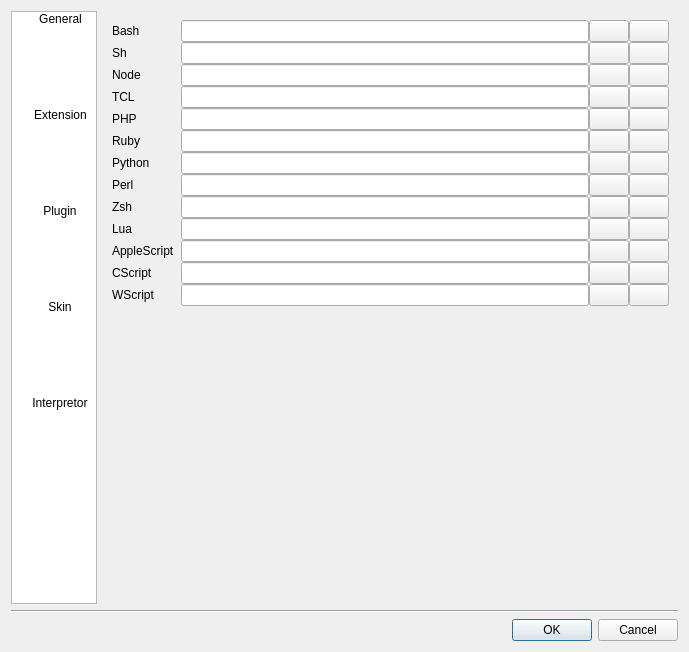
First picture: the form in src/app/derfla/commonui/preferencedialog.ui, repository missdeer/derfla, before the edit.
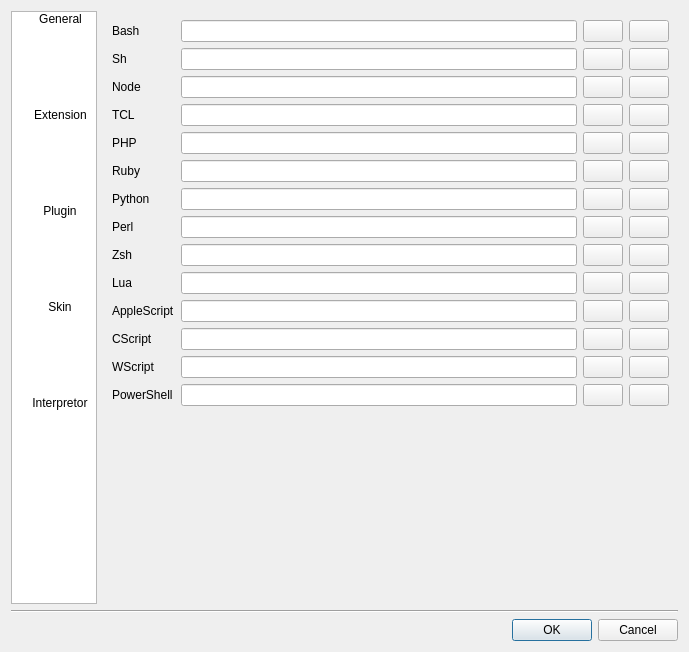
Second picture: the form after the edit. Icons and pictures are not drawn.

Commit message: support PowerShell WIP

```diff
--- a/src/app/derfla/commonui/preferencedialog.ui
+++ b/src/app/derfla/commonui/preferencedialog.ui
@@ -130,15 +130,6 @@
        <widget class="QWidget" name="skinPage"/>
        <widget class="QWidget" name="interpretorPage">
         <layout class="QFormLayout" name="formLayout">
-         <property name="sizeConstraint">
-          <enum>QLayout::SetMaximumSize</enum>
-         </property>
-         <property name="fieldGrowthPolicy">
-          <enum>QFormLayout::ExpandingFieldsGrow</enum>
-         </property>
-         <property name="verticalSpacing">
-          <number>0</number>
-         </property>
          <item row="0" column="0">
           <widget class="QLabel" name="label">
            <property name="text">
@@ -527,7 +518,7 @@
          <item row="9" column="1">
           <layout class="QHBoxLayout" name="horizontalLayout_8">
            <property name="spacing">
-            <number>-1</number>
+            <number>6</number>
            </property>
            <item>
             <widget class="QLineEdit" name="edtLuaPath"/>
@@ -681,7 +672,49 @@
               <string/>
              </property>
              <property name="icon">
-              <iconset resource="../Derfla.qrc">
+              <iconset resource="../derfla.qrc">
+               <normaloff>:/rc/images/refresh.png</normaloff>:/rc/images/refresh.png</iconset>
+             </property>
+            </widget>
+           </item>
+          </layout>
+         </item>
+         <item row="13" column="0">
+          <widget class="QLabel" name="label_14">
+           <property name="text">
+            <string>PowerShell</string>
+           </property>
+          </widget>
+         </item>
+         <item row="13" column="1">
+          <layout class="QHBoxLayout" name="horizontalLayout_15">
+           <item>
+            <widget class="QLineEdit" name="edtPowerShellPath"/>
+           </item>
+           <item>
+            <widget class="QPushButton" name="btnBrowsePowerShell">
+             <property name="toolTip">
+              <string>Browse</string>
+             </property>
+             <property name="text">
+              <string/>
+             </property>
+             <property name="icon">
+              <iconset resource="../derfla.qrc">
+               <normaloff>:/rc/images/find.png</normaloff>:/rc/images/find.png</iconset>
+             </property>
+            </widget>
+           </item>
+           <item>
+            <widget class="QPushButton" name="btnDetectPowerShell">
+             <property name="toolTip">
+              <string>Auto detect path</string>
+             </property>
+             <property name="text">
+              <string/>
+             </property>
+             <property name="icon">
+              <iconset resource="../derfla.qrc">
                <normaloff>:/rc/images/refresh.png</normaloff>:/rc/images/refresh.png</iconset>
              </property>
             </widget>
```
Left out of the diff: 62 changed lines with no effect on the pictures. The commit also changes 31 other files.
